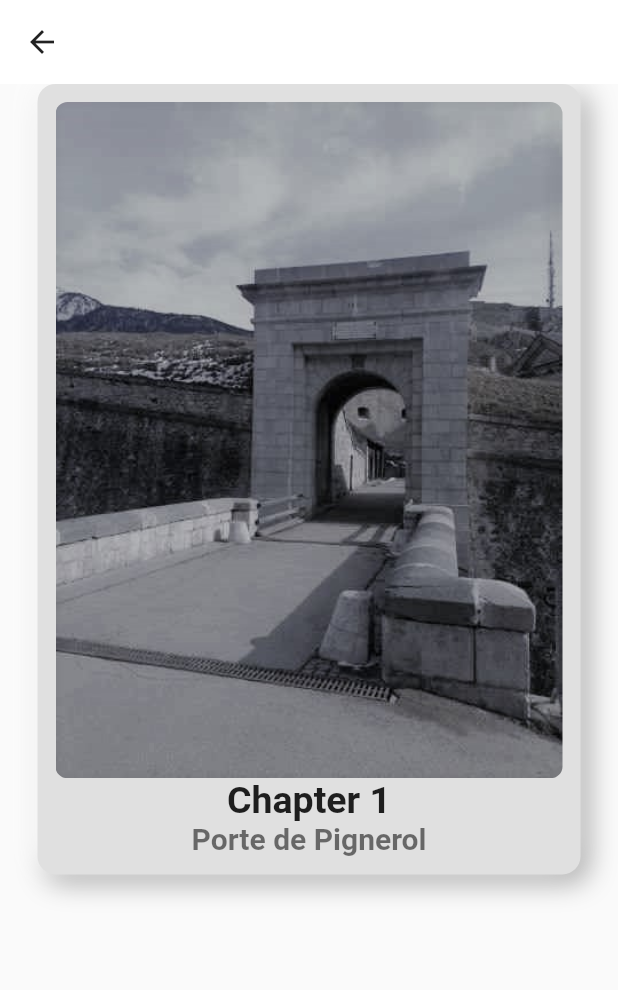
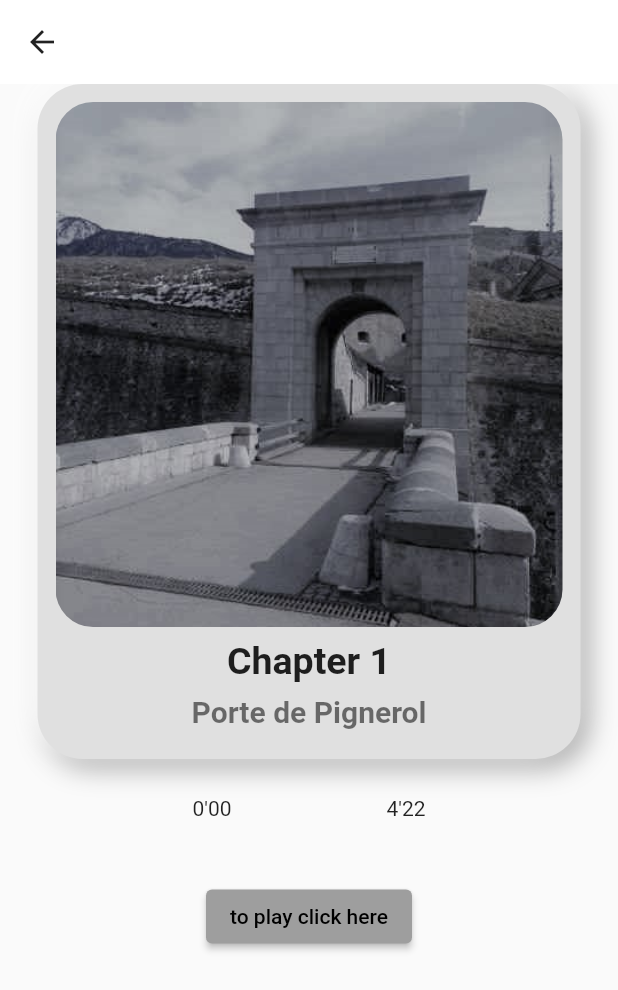
Before and after one commit to revyrob/briancon_fantomes_app, a Flutter app: the DetailsScreen screen opened directly with sample values from the repository, on a phone screen of 412 x 824 dp. Shown: the top 990 px of the screen. Run offline on Flutter 3.47's test engine with Material 2 defaults, Android fonts, the phone set to English and light mode, and no system bars.

Commit message:
adding audioplayer and getting the play button to work, so far can't hear anything

```diff
--- a/lib/components/neobox.dart
+++ b/lib/components/neobox.dart
@@ -2,6 +2,7 @@ import 'package:flutter/material.dart';
 
 class NeuBox extends StatelessWidget {
   //be able to pass through a child
+  // ignore: prefer_typing_uninitialized_variables
   final child;
   const NeuBox({Key? key, required this.child}) : super(key: key);
 
@@ -9,21 +10,21 @@ class NeuBox extends StatelessWidget {
   @override
   Widget build(BuildContext context) {
     return Container(
-        padding: EdgeInsets.all(12),
+        padding: const EdgeInsets.all(12),
         //put in child
-        child: Center(child: child),
         decoration: BoxDecoration(
             color: Colors.grey[300],
-            borderRadius: BorderRadius.circular(12),
+            borderRadius: BorderRadius.circular(30),
             boxShadow: [
               BoxShadow(
                 color: Colors.grey.shade500,
                 blurRadius: 15,
-                offset: Offset(5, 5),
+                offset: const Offset(5, 5),
               ),
               //lighter shadow on top left
               const BoxShadow(
                   color: Colors.white, blurRadius: 15, offset: Offset(-5, -5))
-            ]));
+            ]),
+        child: Center(child: child));
   }
 }
--- a/lib/screens/details.dart
+++ b/lib/screens/details.dart
@@ -1,4 +1,5 @@
 //import 'package:carousel_hero/models/models.dart';
+import 'package:audioplayers/audioplayers.dart';
 import 'package:briancon_fantomes/components/neobox.dart';
 import 'package:briancon_fantomes/models/models.dart';
 import 'package:flutter/material.dart';
@@ -13,6 +14,8 @@ class DetailsScreen extends StatefulWidget {
 }
 
 class _DetailsScreenState extends State<DetailsScreen> {
+  //add audio player
+  final player = AudioPlayer();
   @override
   Widget build(BuildContext context) {
     return Scaffold(
@@ -32,14 +35,23 @@ class _DetailsScreenState extends State<DetailsScreen> {
                   child: Column(
                 children: [
                   ClipRRect(
-                      borderRadius: BorderRadius.circular(8),
-                      child: Image.asset(widget.data.imageName)),
+                    borderRadius: BorderRadius.circular(25),
+                    child: Image.asset(widget.data.imageName,
+                        fit: BoxFit.cover, height: 350, width: 350),
+                  ),
+                  Padding(
+                    padding: const EdgeInsets.all(8.0),
+                    child: Column(
+                      children: [
                         Text(
                           widget.data.title,
                           style: const TextStyle(
                               color: Colors.black87,
                               fontSize: 25,
                               fontWeight: FontWeight.bold),
+                        ),
+                        const SizedBox(
+                          height: 8,
                         ),
                         Text(
                           widget.data.location,
@@ -49,7 +61,47 @@ class _DetailsScreenState extends State<DetailsScreen> {
                               fontWeight: FontWeight.bold),
                         ),
                       ],
+                    ),
+                  ),
+                ],
               )),
+              //spacing
+              const SizedBox(
+                height: 25,
+              ),
+
+              //Time lapse
+              Row(
+                mainAxisAlignment: MainAxisAlignment.spaceEvenly,
+                children: const [Text("0'00"), Text("4'22")],
+              ),
+
+              //buttons for play and pause
+              Padding(
+                padding: const EdgeInsets.symmetric(vertical: 24.0),
+                child: SizedBox(
+                    height: 80,
+                    child: Row(
+                      mainAxisAlignment: MainAxisAlignment.spaceEvenly,
+                      children: [
+                        // Expanded(
+                        //     child: NeuBox(
+
+                        //         child: Icon(Icons.play_arrow, size: 32))),
+                        ElevatedButton(
+                          onPressed: () async {
+                            await player.play(AssetSource(widget.data.audio));
+                          },
+                          child: const Text('to play click here'),
+                        ),
+                        // onPressed: () {
+                        //   played.play(
+                        //       AssetSource('audio/audioAng/Chpt1.mp3'));
+                        // },
+                        // child: const Icon(Icons.play_arrow))
+                      ],
+                    )),
+              )
             ],
           ),
         ))
--- a/pubspec.yaml
+++ b/pubspec.yaml
@@ -15,6 +15,7 @@ dependencies:
     sdk: flutter
 
   cupertino_icons: ^1.0.2
+  audioplayers: ^3.0.1
 
 dev_dependencies:
   flutter_test:
@@ -30,3 +31,4 @@ flutter:
   assets:
      - assets/images/
      - assets/logo/
+     - assets/audio/audioAng/
```
Also changed, not shown: lib/models/models.dart (+9 -9 lines), pubspec.lock, 15 other files. Lines whose indentation alone changed are shown as unchanged.
